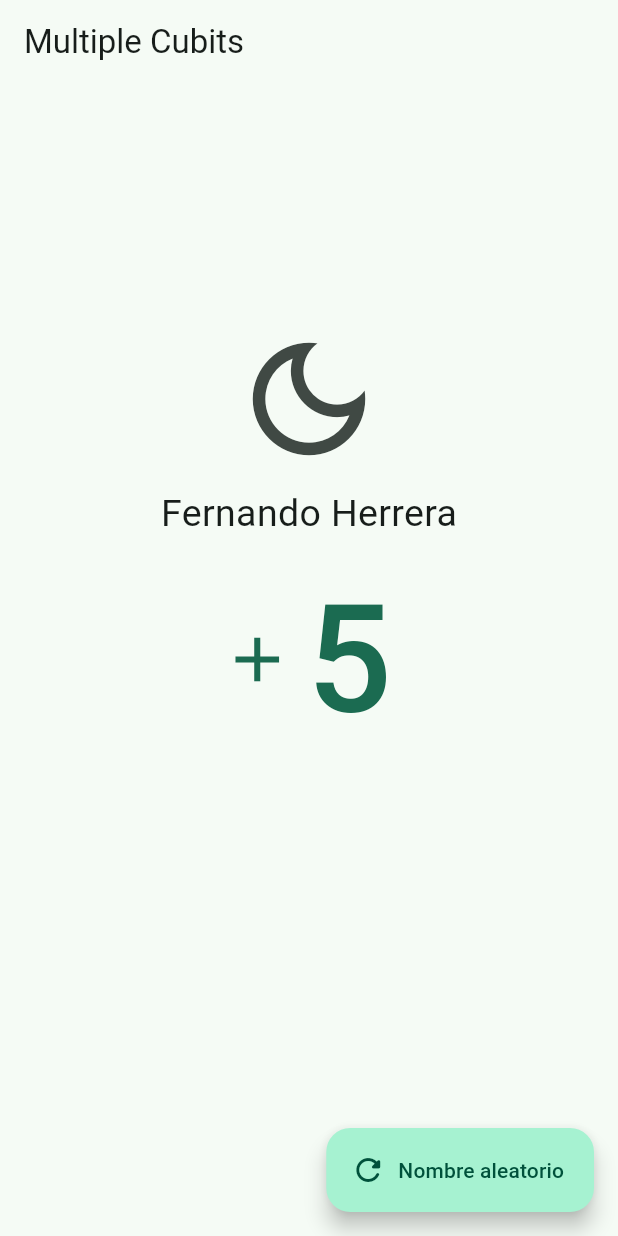
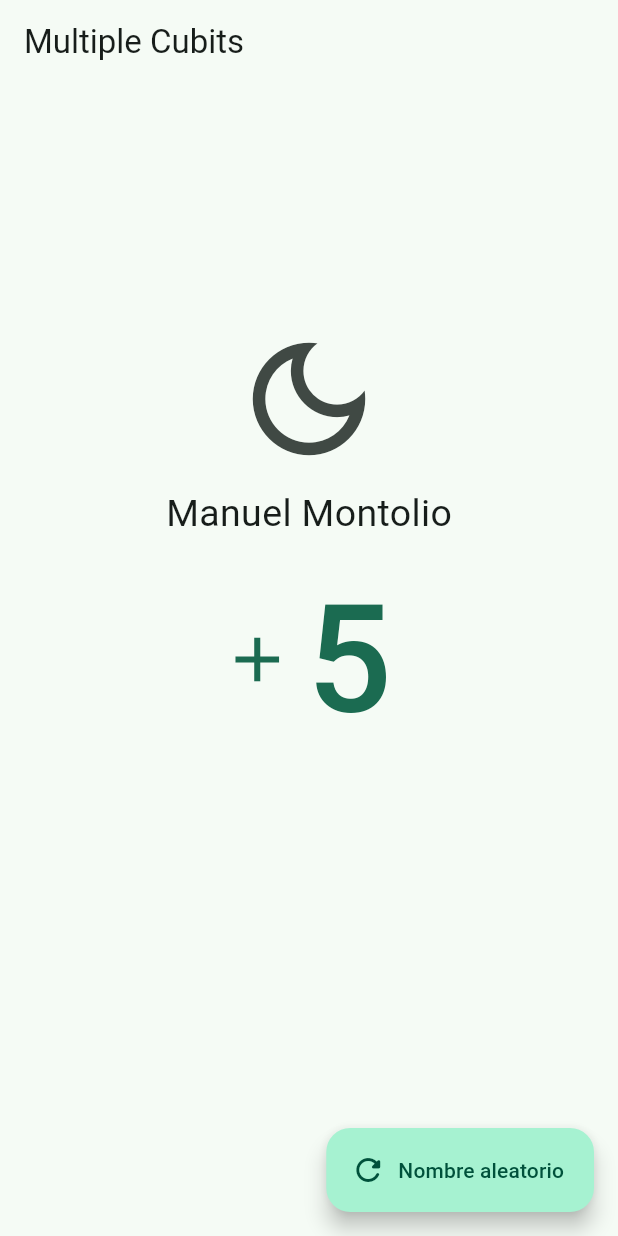
Before and after one commit to devetechnologies/flutter-bloc-main, a Flutter app: the MultipleCubitScreen screen opened by its route, on a phone screen of 412 x 824 dp. Run offline on Flutter 3.47's test engine with Material 3 defaults, Android fonts, the phone set to English and light mode, and no system bars; our stand-ins replace bloc, dio, equatable, flutter_bloc, go_router; missing offline and left inert: random_name_generator.

Commit message:
create cubit using state manage to set random name

```diff
--- a/lib/main.dart
+++ b/lib/main.dart
@@ -1,4 +1,4 @@
-import 'package:blocs_app/presentation/bloc/blocs.dart';
+import 'package:blocs_app/presentation/blocs/blocs.dart';
 import 'package:flutter/material.dart';
 import 'package:blocs_app/config/config.dart';
 import 'package:flutter_bloc/flutter_bloc.dart';
@@ -14,7 +14,8 @@ class BlocProviders extends StatelessWidget {
       BlocProvider(create: (context) => UserNameCubit()),
       BlocProvider(create: (context) => RouterSimpleCubit()),
       BlocProvider(create: (context) => CounterCubit()),
-      BlocProvider(create: (context) => ThemeCubit())
+      BlocProvider(create: (context) => ThemeCubit()),
+      BlocProvider(create: (context) => NamesCubit())
     ], child: const MyApp());
   }
 }
--- /dev/null
+++ b/lib/presentation/blocs/04-names/names_cubit.dart
@@ -0,0 +1,13 @@
+import 'package:bloc/bloc.dart';
+import 'package:equatable/equatable.dart';
+
+part 'names_state.dart';
+
+class NamesCubit extends Cubit<NamesState> {
+  NamesCubit({String name = 'Manuel Montolio'})
+      : super(NamesInitial(name: name));
+
+  void setName(String name) {
+    emit(ChangeNameState(name: name));
+  }
+}
--- /dev/null
+++ b/lib/presentation/blocs/04-names/names_state.dart
@@ -0,0 +1,38 @@
+part of 'names_cubit.dart';
+
+sealed class NamesState extends Equatable {
+  const NamesState();
+
+  @override
+  List<Object> get props => [];
+}
+
+final class NamesInitial extends NamesState {
+  final String name;
+
+  const NamesInitial({required this.name});
+  @override
+  List<Object> get props => [name.toString()];
+
+  @override
+  String toString() {
+    // TODO: implement toString
+
+    return name.toString();
+  }
+}
+
+final class ChangeNameState extends NamesState {
+  final String name;
+
+  const ChangeNameState({required this.name});
+  @override
+  List<Object> get props => [name.toString()];
+
+  @override
+  String toString() {
+    // TODO: implement toString
+
+    return name.toString();
+  }
+}
--- a/lib/presentation/bloc/blocs.dart
+++ b/lib/presentation/blocs/blocs.dart
@@ -1,3 +1,4 @@
 export './01-simple-cubit/username_cubit.dart';
 export './02-counter-cubit/counter_cubit.dart';
 export './03-theme/theme_cubit.dart';
+export './04-names/names_cubit.dart';
--- a/lib/presentation/screens/01_simple_cubit/cubit_screen.dart
+++ b/lib/presentation/screens/01_simple_cubit/cubit_screen.dart
@@ -1,7 +1,8 @@
 import 'package:blocs_app/config/config.dart';
-import 'package:blocs_app/presentation/bloc/01-simple-cubit/username_cubit.dart';
 import 'package:flutter/material.dart';
 import 'package:flutter_bloc/flutter_bloc.dart';
+
+import '../../blocs/01-simple-cubit/username_cubit.dart';
 
 class CubitScreen extends StatelessWidget {
   const CubitScreen({super.key});
--- a/lib/presentation/screens/03_multiple_cubits/multiple_cubits_screen.dart
+++ b/lib/presentation/screens/03_multiple_cubits/multiple_cubits_screen.dart
@@ -1,8 +1,7 @@
-import 'package:blocs_app/presentation/bloc/02-counter-cubit/counter_cubit.dart';
+import 'package:blocs_app/config/config.dart';
 import 'package:flutter/material.dart';
 import 'package:flutter_bloc/flutter_bloc.dart';
-
-import '../../bloc/03-theme/theme_cubit.dart';
+import '../../blocs/blocs.dart';
 
 class MultipleCubitScreen extends StatelessWidget {
   const MultipleCubitScreen({super.key});
@@ -32,7 +31,18 @@ class MultipleCubitScreen extends StatelessWidget {
               );
             },
           ),
-          const Text('Fernando Herrera', style: TextStyle(fontSize: 25)),
+          BlocBuilder<NamesCubit, NamesState>(
+            builder: (context, state) {
+              return Text(state.toString(),
+                  style: const TextStyle(fontSize: 25));
+            },
+          ),
+
+          /* BlocBuilder<UserNameCubit, String>(
+            builder: (context, state) {
+              return Text(state, style: const TextStyle(fontSize: 25));
+            },
+          ),*/
           BlocBuilder<CounterCubit, int>(
             builder: (context, state) {
               return TextButton.icon(
@@ -54,7 +64,9 @@ class MultipleCubitScreen extends StatelessWidget {
       floatingActionButton: FloatingActionButton.extended(
         label: const Text('Nombre aleatorio'),
         icon: const Icon(Icons.refresh_rounded),
-        onPressed: () {},
+        onPressed: () {
+          context.read<NamesCubit>().setName(RandomGenerator.getRandomName());
+        },
       ),
     );
   }
```
Also changed, not shown: lib/presentation/blocs/01-simple-cubit/username_cubit.dart (renamed from lib/presentation/bloc/01-simple-cubit/username_cubit.dart), lib/presentation/blocs/02-counter-cubit/counter_cubit.dart (renamed from lib/presentation/bloc/02-counter-cubit/counter_cubit.dart), lib/presentation/blocs/03-theme/theme_cubit.dart (renamed from lib/presentation/bloc/03-theme/theme_cubit.dart), lib/presentation/blocs/03-theme/theme_state.dart (renamed from lib/presentation/bloc/03-theme/theme_state.dart).
